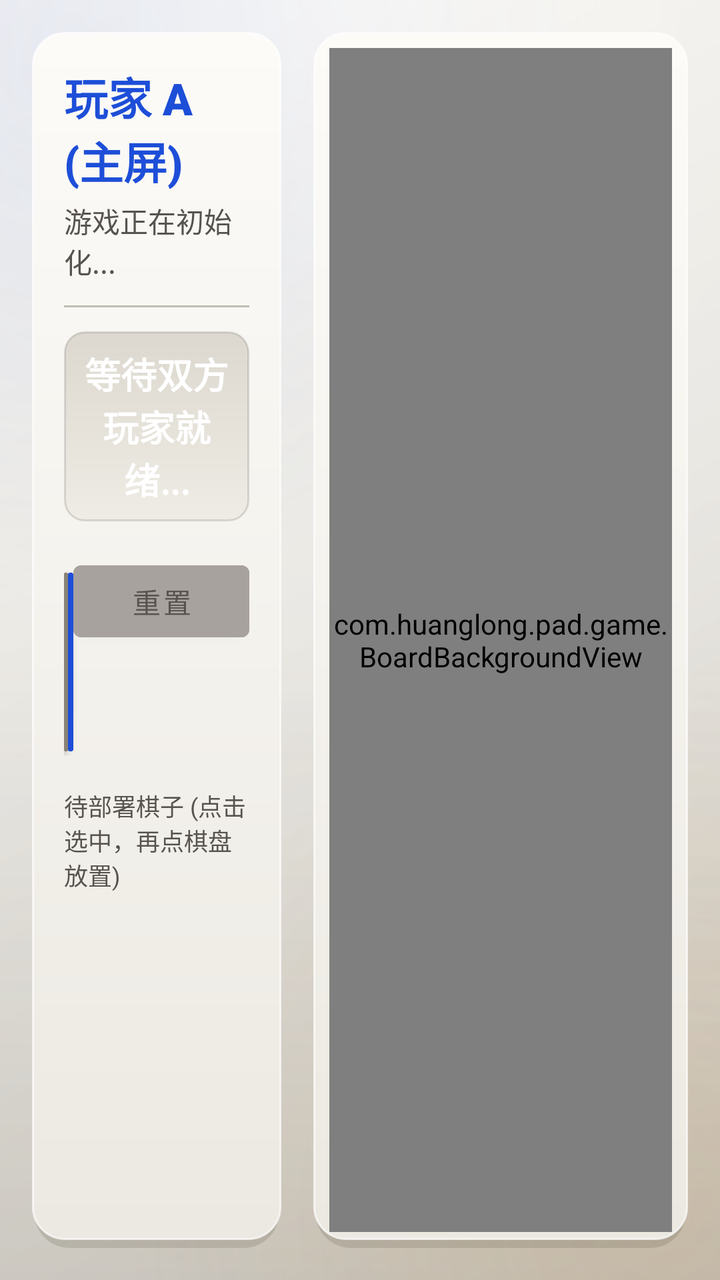
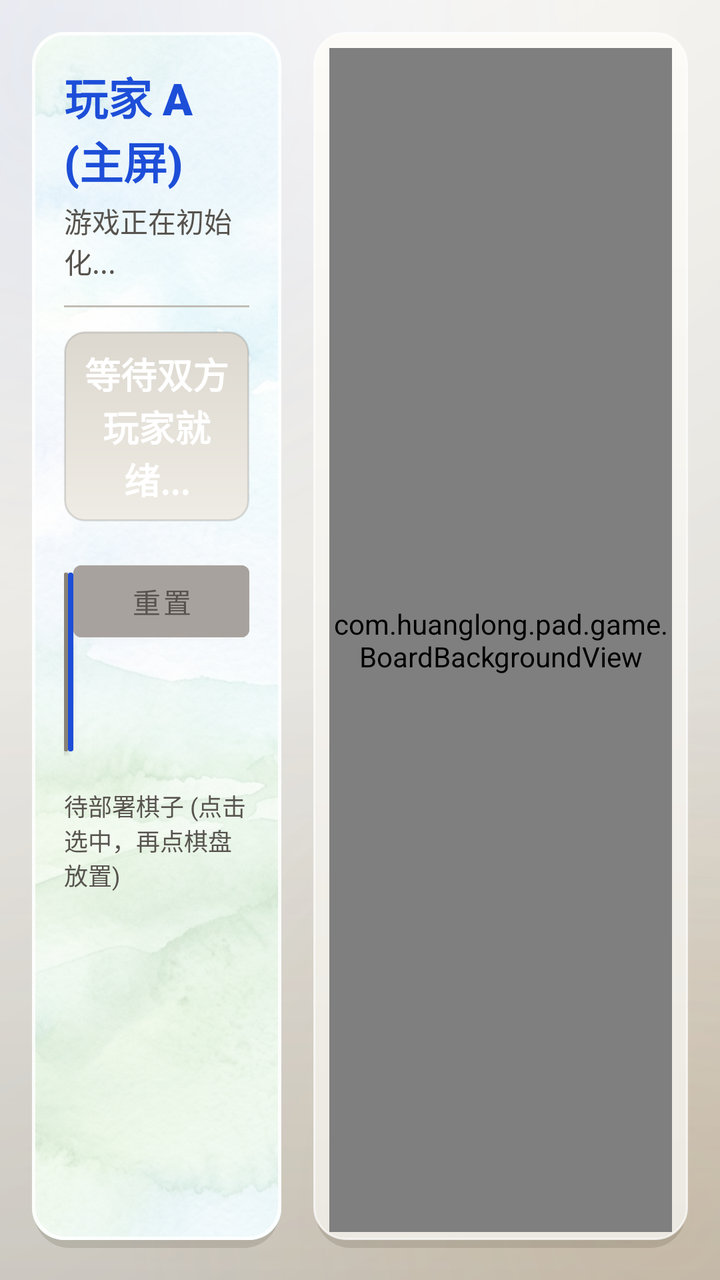

An Android layout rendered at two revisions. The XML below is the earlier revision; the diff shows what the commit changed to produce the second picture.
<!-- AndroidManifest.xml: application theme Theme.DoubleScreenChess -->
<!-- res/layout/activity_main.xml -->
<?xml version="1.0" encoding="utf-8"?>
<LinearLayout xmlns:android="http://schemas.android.com/apk/res/android"
    android:layout_width="match_parent"
    android:layout_height="match_parent"
    android:orientation="horizontal"
    android:background="@drawable/app_window_bg"
    android:padding="16dp">

    
    <LinearLayout
        android:layout_width="0dp"
        android:layout_height="match_parent"
        android:layout_weight="1"
        android:orientation="vertical"
        android:background="@drawable/glass_panel_bg"
        android:padding="16dp"
        android:layout_marginEnd="16dp">

        
        <TextView
            android:id="@+id/tv_role_title"
            android:layout_width="wrap_content"
            android:layout_height="wrap_content"
            android:text="@string/player_a_title"
            android:textColor="@color/color_a"
            android:textSize="22sp"
            android:fontFamily="sans-serif-black"
            android:textStyle="bold" />

        <TextView
            android:id="@+id/tv_status_text"
            android:layout_width="wrap_content"
            android:layout_height="wrap_content"
            android:layout_marginTop="4dp"
            android:text="游戏正在初始化..."
            android:textColor="@color/text_secondary"
            android:textSize="14sp" />

        <View
            android:layout_width="match_parent"
            android:layout_height="1dp"
            android:layout_marginTop="12dp"
            android:layout_marginBottom="12dp"
            android:background="@color/border_color" />

        
        <TextView
            android:id="@+id/tv_turn_indicator"
            android:layout_width="match_parent"
            android:layout_height="wrap_content"
            android:text="等待双方玩家就绪..."
            android:textColor="@color/white"
            android:textSize="18sp"
            android:textStyle="bold"
            android:gravity="center"
            android:layout_marginBottom="16dp"
            android:padding="8dp"
            android:background="@drawable/turn_indicator_bg" />

        
        <LinearLayout
            android:layout_width="match_parent"
            android:layout_height="wrap_content"
            android:orientation="horizontal"
            android:layout_marginBottom="16dp">

            <Button
                android:id="@+id/btn_auto_layout"
                android:layout_width="0dp"
                android:layout_height="wrap_content"
                android:layout_weight="1"
                android:text="@string/auto_layout_btn_text"
                android:backgroundTint="@color/cell_railway"
                android:textColor="@color/white" />

            <Button
                android:id="@+id/btn_ready"
                android:layout_width="0dp"
                android:layout_height="wrap_content"
                android:layout_weight="1.2"
                android:text="@string/ready_btn_text"
                android:backgroundTint="@color/color_a"
                android:textColor="@color/black" />

            <Button
                android:id="@+id/btn_reset"
                android:layout_width="wrap_content"
                android:layout_height="wrap_content"
                android:text="@string/reset_btn_text"
                android:backgroundTint="@color/cell_hq"
                android:textColor="@color/text_secondary" />
        </LinearLayout>

        
        <TextView
            android:id="@+id/tv_tray_label"
            android:layout_width="wrap_content"
            android:layout_height="wrap_content"
            android:text="待部署棋子 (点击选中，再点棋盘放置)"
            android:textColor="@color/text_secondary"
            android:textSize="12sp"
            android:layout_marginBottom="8dp" />

        <androidx.recyclerview.widget.RecyclerView
            android:id="@+id/rv_piece_tray"
            android:layout_width="match_parent"
            android:layout_height="0dp"
            android:layout_weight="1"
            android:scrollbars="vertical" />

        
        <ScrollView
            android:id="@+id/sv_rules"
            android:layout_width="match_parent"
            android:layout_height="0dp"
            android:layout_weight="1"
            android:visibility="gone">

            <LinearLayout
                android:layout_width="match_parent"
                android:layout_height="wrap_content"
                android:orientation="vertical">

                <TextView
                    android:layout_width="wrap_content"
                    android:layout_height="wrap_content"
                    android:text="@string/rules_title"
                    android:textColor="@color/text_primary"
                    android:textSize="15sp"
                    android:textStyle="bold"
                    android:layout_marginBottom="8dp" />

                <TextView
                    android:layout_width="match_parent"
                    android:layout_height="wrap_content"
                    android:text="@string/game_rules_text"
                    android:textColor="@color/text_secondary"
                    android:textSize="13sp"
                    android:lineSpacingExtra="3dp" />
            </LinearLayout>
        </ScrollView>
    </LinearLayout>

    
    <FrameLayout
        android:layout_width="0dp"
        android:layout_height="match_parent"
        android:layout_weight="1.5"
        android:background="@drawable/glass_panel_bg"
        android:padding="8dp">

        <FrameLayout
            android:id="@+id/board_layout_wrapper"
            android:layout_width="match_parent"
            android:layout_height="match_parent"
            android:layout_gravity="center">

            
            <com.huanglong.pad.game.BoardBackgroundView
                android:id="@+id/board_background_view"
                android:layout_width="match_parent"
                android:layout_height="match_parent" />

            
            <GridLayout
                android:id="@+id/board_grid_layout"
                android:layout_width="match_parent"
                android:layout_height="match_parent"
                android:rowCount="12"
                android:columnCount="5"
                android:orientation="horizontal" />
        </FrameLayout>
    </FrameLayout>
</LinearLayout>
<!-- resources referenced by this layout -->
<resources>
  <color name="black">#000000</color>
  <color name="border_color">#C1BDB5</color>
  <color name="cell_hq">#A8A29E</color>
  <color name="cell_railway">#8A8276</color>
  <color name="color_a">#1D4ED8</color>
  <color name="text_primary">#292524</color>
  <color name="text_secondary">#57534E</color>
  <color name="white">#FFFFFF</color>
  <!-- drawable glass_panel_bg (drawable) -->
  <?xml version="1.0" encoding="utf-8"?>
  <layer-list xmlns:android="http://schemas.android.com/apk/res/android">
  
      
      <item android:top="4dp" android:left="1dp" android:right="1dp">
          <shape android:shape="rectangle">
              <solid android:color="#2E55493A" />
              <corners android:radius="18dp" />
          </shape>
      </item>
  
      
      <item android:bottom="4dp">
          <shape android:shape="rectangle">
              <gradient
                  android:angle="270"
                  android:startColor="#FCFBF8"
                  android:endColor="#ECE9E2" />
              <corners android:radius="16dp" />
              <stroke android:width="1dp" android:color="#B3FFFFFF" />
          </shape>
      </item>
  </layer-list>
  <!-- drawable turn_indicator_bg (drawable) -->
  <?xml version="1.0" encoding="utf-8"?>
  <shape xmlns:android="http://schemas.android.com/apk/res/android">
      <gradient
          android:angle="270"
          android:startColor="#DCD8CF"
          android:endColor="#EFECE5" />
      <corners android:radius="10dp" />
      <stroke android:width="1dp" android:color="#1F000000" />
  </shape>
  <string name="auto_layout_btn_text">一键布阵</string>
  <string name="game_rules_text">🎯 获胜目标\n夺取对方军旗，或令对方无棋可走。\n\n⚔️ 棋子大小\n司令＞军长＞师长＞旅长＞团长＞营长＞连长＞排长＞工兵；同级相碰同归于尽。\n\n💣 炸弹\n与任何棋子相碰均同归于尽。\n\n💥 地雷\n不能移动；非工兵碰雷阵亡（地雷保留），工兵可排雷，炸弹碰雷同归于尽。\n\n🛤 铁路与公路\n铁路上可直线行进任意格（途中不可有子阻挡），工兵在铁路上可拐弯；公路一次只能走一格。\n\n⛰ 界河与山界\n仅左、中、右三条铁路通道可直线过河，山界不可通行。\n\n⛺ 行营\n米字斜线交叉点；营内棋子不可被攻击，营内有子时不可进入。\n\n🏠 大本营\n棋子进入大本营后不可再移动。\n\n🕵 全程暗棋\n碰子不亮明身份，胜负当场裁决；司令阵亡后其军旗强制亮明。\n\n🔄 重置\n需双方各自点击「重置」确认后才会重开棋局。</string>
  <string name="player_a_title">玩家 A (主屏)</string>
  <string name="ready_btn_text">完成布阵</string>
  <string name="reset_btn_text">重置</string>
  <string name="rules_title">📖 游戏规则速查</string>
  <style name="Theme.DoubleScreenChess" parent="Theme.MaterialComponents.Light.NoActionBar">
          <item name="colorPrimary">@color/color_a</item>
          <item name="colorPrimaryVariant">@color/color_a_glow</item>
          <item name="colorOnPrimary">@color/white</item>
          <item name="colorSecondary">@color/color_b</item>
          <item name="colorSecondaryVariant">@color/color_b_glow</item>
          <item name="colorOnSecondary">@color/white</item>
          <item name="android:statusBarColor">@color/bg_dark</item>
          <item name="android:windowLightStatusBar">true</item>
          <item name="android:windowBackground">@color/bg_dark</item>
      </style>
  <color name="color_a_glow">#60A5FA</color>
  <color name="color_b">#D97706</color>
  <color name="color_b_glow">#FBBF24</color>
  <color name="bg_dark">#E8E6E1</color>
  <!-- unchanged entries left out for length: 1 -->
</resources>

<!-- the commit's change to res/layout/activity_main.xml (unified diff, before → after) -->
@@ -7,14 +7,45 @@
     android:padding="16dp">
 
     
-    <LinearLayout
+    <FrameLayout
         android:layout_width="0dp"
         android:layout_height="match_parent"
         android:layout_weight="1"
-        android:orientation="vertical"
-        android:background="@drawable/glass_panel_bg"
-        android:padding="16dp"
         android:layout_marginEnd="16dp">
+
+        <View
+            android:layout_width="match_parent"
+            android:layout_height="match_parent"
+            android:background="@drawable/glass_panel_bg" />
+
+        <androidx.cardview.widget.CardView
+            xmlns:app="http://schemas.android.com/apk/res-auto"
+            android:layout_width="match_parent"
+            android:layout_height="match_parent"
+            android:layout_marginBottom="4dp"
+            app:cardCornerRadius="16dp"
+            app:cardElevation="0dp"
+            app:cardBackgroundColor="@android:color/transparent"
+            app:cardPreventCornerOverlap="false"
+            app:cardUseCompatPadding="false">
+
+            <ImageView
+                android:layout_width="match_parent"
+                android:layout_height="match_parent"
+                android:src="@drawable/bg_fresh_landscape"
+                android:scaleType="centerCrop" />
+
+            
+            <View
+                android:layout_width="match_parent"
+                android:layout_height="match_parent"
+                android:background="#A6FFFFFF" />
+
+            <LinearLayout
+                android:layout_width="match_parent"
+                android:layout_height="match_parent"
+                android:orientation="vertical"
+                android:padding="16dp">
 
         
         <TextView
@@ -134,12 +165,22 @@
                     android:layout_width="match_parent"
                     android:layout_height="wrap_content"
                     android:text="@string/game_rules_text"
-                    android:textColor="@color/text_secondary"
-                    android:textSize="13sp"
-                    android:lineSpacingExtra="3dp" />
+                    android:textColor="@color/text_primary"
+                    android:textSize="14sp"
+                    android:textStyle="bold"
+                    android:lineSpacingExtra="5dp" />
             </LinearLayout>
         </ScrollView>
-    </LinearLayout>
+            </LinearLayout>
+        </androidx.cardview.widget.CardView>
+
+        
+        <View
+            android:layout_width="match_parent"
+            android:layout_height="match_parent"
+            android:background="@drawable/glass_stroke" />
+
+    </FrameLayout>
 
     
     <FrameLayout
<!-- resource entries referenced after the edit -->
@@ -8,6 +8,7 @@
   <color name="text_primary">#292524</color>
   <color name="text_secondary">#57534E</color>
   <color name="white">#FFFFFF</color>
+  <!-- drawable bg_fresh_landscape: png bitmap (drawable-nodpi, 755122 bytes) -->
   <!-- drawable glass_panel_bg (drawable) -->
   <?xml version="1.0" encoding="utf-8"?>
   <layer-list xmlns:android="http://schemas.android.com/apk/res/android">
@@ -32,6 +33,19 @@
           </shape>
       </item>
   </layer-list>
+  <!-- drawable glass_stroke (drawable) -->
+  <?xml version="1.0" encoding="utf-8"?>
+  <layer-list xmlns:android="http://schemas.android.com/apk/res/android">
+      <item android:bottom="4dp">
+          <shape android:shape="rectangle">
+              
+              <solid android:color="#00000000" />
+              <corners android:radius="16dp" />
+              
+              <stroke android:width="1.5dp" android:color="#D9FFFFFF" />
+          </shape>
+      </item>
+  </layer-list>
   <!-- drawable turn_indicator_bg (drawable) -->
   <?xml version="1.0" encoding="utf-8"?>
   <shape xmlns:android="http://schemas.android.com/apk/res/android">
@@ -43,11 +57,11 @@
       <stroke android:width="1dp" android:color="#1F000000" />
   </shape>
   <string name="auto_layout_btn_text">一键布阵</string>
-  <string name="game_rules_text">🎯 获胜目标\n夺取对方军旗，或令对方无棋可走。\n\n⚔️ 棋子大小\n司令＞军长＞师长＞旅长＞团长＞营长＞连长＞排长＞工兵；同级相碰同归于尽。\n\n💣 炸弹\n与任何棋子相碰均同归于尽。\n\n💥 地雷\n不能移动；非工兵碰雷阵亡（地雷保留），工兵可排雷，炸弹碰雷同归于尽。\n\n🛤 铁路与公路\n铁路上可直线行进任意格（途中不可有子阻挡），工兵在铁路上可拐弯；公路一次只能走一格。\n\n⛰ 界河与山界\n仅左、中、右三条铁路通道可直线过河，山界不可通行。\n\n⛺ 行营\n米字斜线交叉点；营内棋子不可被攻击，营内有子时不可进入。\n\n🏠 大本营\n棋子进入大本营后不可再移动。\n\n🕵 全程暗棋\n碰子不亮明身份，胜负当场裁决；司令阵亡后其军旗强制亮明。\n\n🔄 重置\n需双方各自点击「重置」确认后才会重开棋局。</string>
+  <string name="game_rules_text">🎯 获胜目标\n夺取对方军旗，或令对方无棋可走。\n\n⚔️ 棋子大小\n司令＞军长＞师长＞旅长＞团长＞营长＞连长＞排长＞工兵；同级相碰同归于尽。\n\n💣 炸弹\n与任何棋子相碰均同归于尽。\n\n💥 地雷\n不能移动；非工兵碰雷阵亡（地雷保留），工兵可排雷，炸弹碰雷同归于尽。\n\n🛤 铁路与公路\n铁路上可直线行进任意格（途中不可有子阻挡），工兵在铁路上可拐弯；公路一次只能走一格。\n\n⛺ 行营\n米字斜线交叉点；营内棋子不可被攻击，营内有子时不可进入。\n\n🏠 大本营\n棋子进入大本营后不可再移动。\n\n🕵 全程暗棋\n碰子不亮明身份，胜负当场裁决；司令阵亡后其军旗强制亮明。\n\n🔄 重置\n需双方各自点击「重置」确认后才会重开棋局。\n\n📝 布局规则\n炸弹不可放在第一排；地雷只能放在最后两排；军旗必须放在大本营；行营内不能布子。</string>
   <string name="player_a_title">玩家 A (主屏)</string>
   <string name="ready_btn_text">完成布阵</string>
   <string name="reset_btn_text">重置</string>
-  <string name="rules_title">📖 游戏规则速查</string>
+  <string name="rules_title">📖 游戏规则</string>
   <style name="Theme.DoubleScreenChess" parent="Theme.MaterialComponents.Light.NoActionBar">
           <item name="colorPrimary">@color/color_a</item>
           <item name="colorPrimaryVariant">@color/color_a_glow</item>
